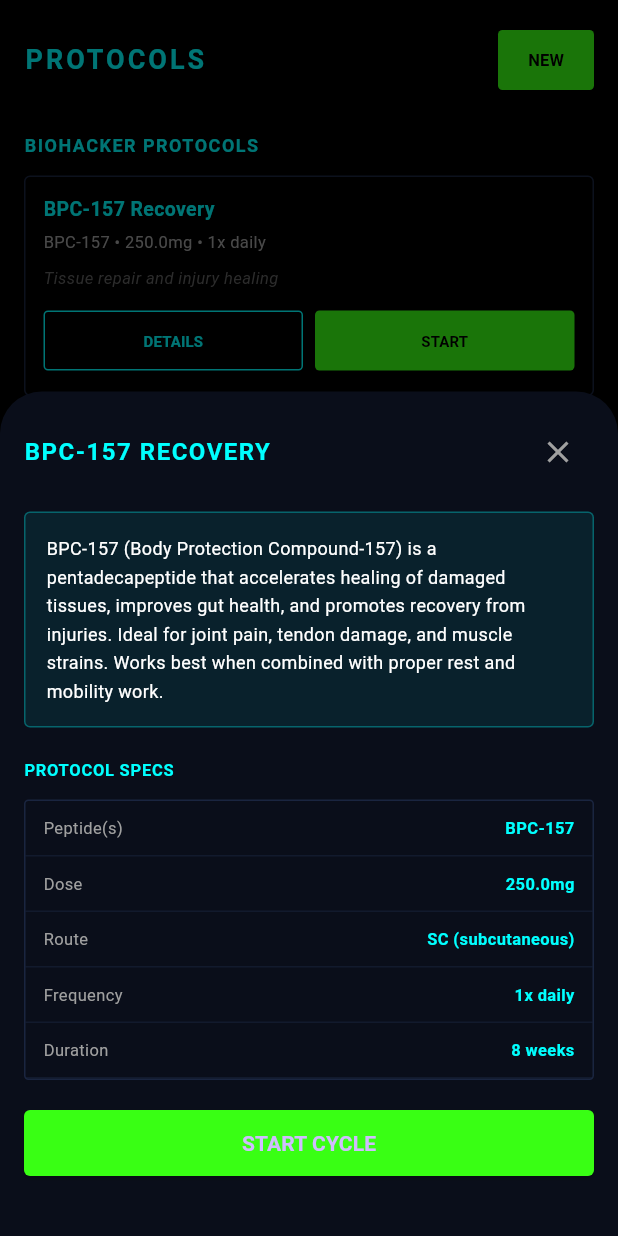
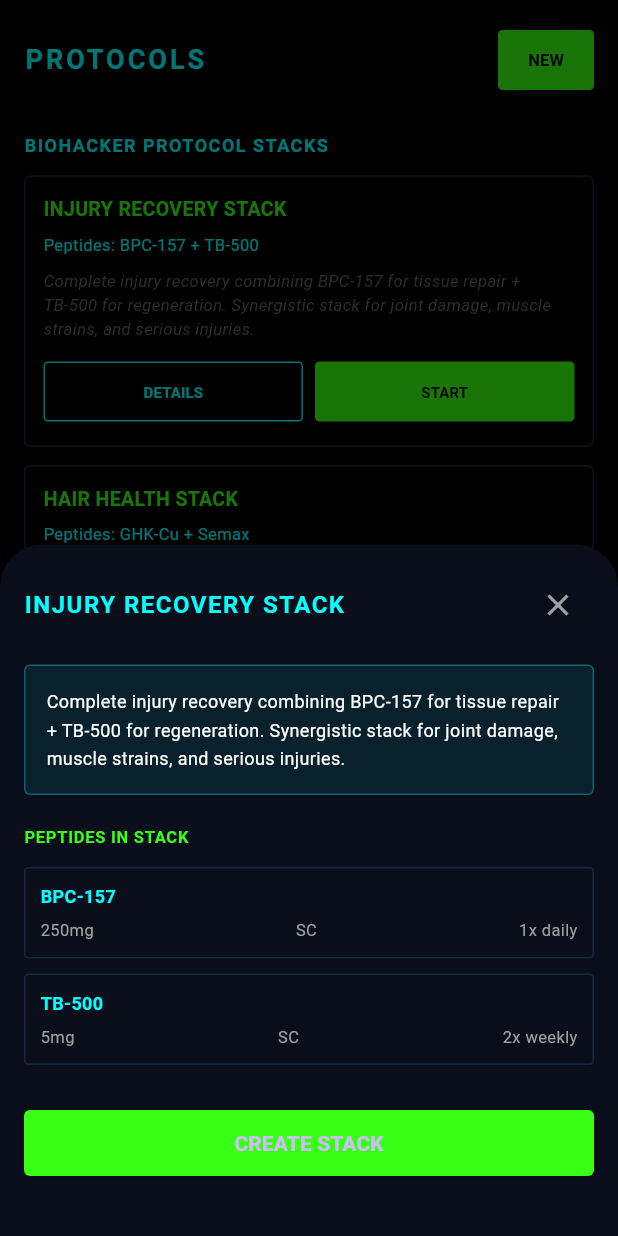
Before and after one commit to Wintermute8426/biohacker-flutter, a Flutter app: the screen it shows once a user with an empty profile is signed in, item 4 of the bottom bar chosen, after a tap on "DETAILS", on a phone screen of 412 x 824 dp. Run offline on Flutter 3.47's test engine with Material 3 defaults, Android fonts, the phone set to English and light mode, and no system bars; our stand-ins replace supabase_flutter; accounts and stored records are empty.

Commit message:
Feature: Redesign protocols as peptide stacks - 5 complete stacks (injury recovery, hair health, longevity, preventative, skin recovery), each with multiple peptides

```diff
--- a/lib/screens/protocols_screen.dart
+++ b/lib/screens/protocols_screen.dart
@@ -18,129 +18,56 @@ class _ProtocolsScreenState extends State<ProtocolsScreen> {
   List<ProtocolTemplate> communityProtocols = [];
   bool isLoading = true;
 
-  // Biohacker official protocols with detailed descriptions
-  final Map<String, String> protocolDetails = {
-    'bh-bpc157': 'BPC-157 (Body Protection Compound-157) is a pentadecapeptide that accelerates healing of damaged tissues, improves gut health, and promotes recovery from injuries. Ideal for joint pain, tendon damage, and muscle strains. Works best when combined with proper rest and mobility work.',
-    'bh-tb500': 'Thymosin Beta-4 (TB-500) is a naturally occurring peptide that promotes tissue repair and regeneration. Excellent for muscle recovery, wound healing, and joint support. Can be stacked with BPC-157 for synergistic effects.',
-    'bh-ghkcu': 'GHK-Cu (Copper Tripeptide) stimulates collagen synthesis and skin regeneration. Ideal for hair growth, skin elasticity, and anti-aging. Can be used topically or systemically for enhanced results.',
-    'bh-epitalon': 'Epitalon is a pineal peptide that activates telomerase and extends telomere length. Promotes cellular rejuvenation, improves sleep quality, and supports immune function. The ultimate longevity protocol.',
-    'bh-thymosin': 'Thymosin Alpha-1 enhances immune function and supports vaccine response. Essential for preventative health and immune optimization. Particularly useful during cold/flu season.',
-    'bh-full-recovery': 'Complete injury recovery protocol combining BPC-157 + TB-500 for maximum healing. Targets joint repair, muscle recovery, and tissue regeneration. 12-week protocol for serious injuries.',
-    'bh-hair-growth': 'Hair growth protocol using GHK-Cu + Semax. Stimulates follicle activation while improving scalp health and circulation. Best results over 12-16 weeks.',
-    'bh-longevity': 'Ultimate longevity stack: Epitalon for telomere extension + NAD+ for cellular energy + immune support. Comprehensive anti-aging protocol.',
-    'bh-immune-boost': 'Preventative immune protocol: Thymosin Alpha-1 + seasonal immune support. Strengthens immune defenses before illness onset.',
+  // Protocol stacks - each protocol contains multiple peptides
+  final Map<String, Map<String, dynamic>> protocolStacks = {
+    'bh-injury-recovery': {
+      'name': 'INJURY RECOVERY STACK',
+      'description': 'Complete injury recovery combining BPC-157 for tissue repair + TB-500 for regeneration. Synergistic stack for joint damage, muscle strains, and serious injuries.',
+      'peptides': [
+        {'name': 'BPC-157', 'dose': 250, 'route': 'SC', 'frequency': '1x daily', 'weeks': 12},
+        {'name': 'TB-500', 'dose': 5, 'route': 'SC', 'frequency': '2x weekly', 'weeks': 12},
+      ],
+    },
+    'bh-hair-health': {
+      'name': 'HAIR HEALTH STACK',
+      'description': 'Hair growth optimization combining GHK-Cu for collagen synthesis + Semax for follicle activation. Best results over 12-16 weeks with consistent use.',
+      'peptides': [
+        {'name': 'GHK-Cu', 'dose': 5, 'route': 'SC', 'frequency': '1x daily', 'weeks': 16},
+        {'name': 'Semax', 'dose': 5, 'route': 'Intranasal', 'frequency': '2x daily', 'weeks': 16},
+      ],
+    },
+    'bh-longevity': {
+      'name': 'LONGEVITY STACK',
+      'description': 'Ultimate anti-aging combining Epitalon for telomere extension + thymic peptides for immune support. Comprehensive cellular rejuvenation protocol.',
+      'peptides': [
+        {'name': 'Epitalon', 'dose': 1, 'route': 'SC', 'frequency': '1x daily', 'weeks': 12},
+        {'name': 'Thymosin Alpha-1', 'dose': 1.6, 'route': 'SC', 'frequency': '3x weekly', 'weeks': 12},
+      ],
+    },
+    'bh-preventative-health': {
+      'name': 'PREVENTATIVE HEALTH STACK',
+      'description': 'Proactive immune optimization for year-round wellness. Thymosin Alpha-1 strengthens immune defenses before illness onset. Use seasonally or continuously.',
+      'peptides': [
+        {'name': 'Thymosin Alpha-1', 'dose': 1.6, 'route': 'SC', 'frequency': '3x weekly', 'weeks': 10},
+      ],
+    },
+    'bh-skin-recovery': {
+      'name': 'SKIN RECOVERY STACK',
+      'description': 'Skin regeneration combining GHK-Cu for collagen + BPC-157 for tissue repair. Ideal for acne recovery, wound healing, and skin elasticity.',
+      'peptides': [
+        {'name': 'GHK-Cu', 'dose': 5, 'route': 'SC', 'frequency': '1x daily', 'weeks': 12},
+        {'name': 'BPC-157', 'dose': 250, 'route': 'SC', 'frequency': '1x daily', 'weeks': 12},
+      ],
+    },
   };
 
-  final List<ProtocolTemplate> biohackerProtocols = [
-    ProtocolTemplate(
-      id: 'bh-bpc157',
-      name: 'BPC-157 Recovery',
-      description: 'Tissue repair and injury healing',
-      peptideName: 'BPC-157',
-      dose: 250,
-      route: 'SC (subcutaneous)',
-      frequency: '1x daily',
-      durationWeeks: 8,
-      usageCount: 0,
-      isPublic: true,
-    ),
-    ProtocolTemplate(
-      id: 'bh-tb500',
-      name: 'TB-500 Healing',
-      description: 'Accelerated tissue and muscle recovery',
-      peptideName: 'TB-500',
-      dose: 5,
-      route: 'SC (subcutaneous)',
-      frequency: '2x weekly',
-      durationWeeks: 12,
-      usageCount: 0,
-      isPublic: true,
-    ),
-    ProtocolTemplate(
-      id: 'bh-ghkcu',
-      name: 'GHK-Cu Hair & Skin',
-      description: 'Collagen synthesis for hair and skin regeneration',
-      peptideName: 'GHK-Cu',
-      dose: 5,
-      route: 'SC (subcutaneous)',
-      frequency: '1x daily',
-      durationWeeks: 12,
-      usageCount: 0,
-      isPublic: true,
-    ),
-    ProtocolTemplate(
-      id: 'bh-epitalon',
-      name: 'Epitalon Longevity',
-      description: 'Telomere extension and cellular rejuvenation',
-      peptideName: 'Epitalon',
-      dose: 1,
-      route: 'SC (subcutaneous)',
-      frequency: '1x daily',
-      durationWeeks: 10,
-      usageCount: 0,
-      isPublic: true,
-    ),
-    ProtocolTemplate(
-      id: 'bh-thymosin',
-      name: 'Thymosin Alpha-1 Immune',
-      description: 'Preventative immune optimization',
-      peptideName: 'Thymosin Alpha-1',
-      dose: 1.6,
-      route: 'SC (subcutaneous)',
-      frequency: '3x weekly',
-      durationWeeks: 8,
-      usageCount: 0,
-      isPublic: true,
-    ),
-    ProtocolTemplate(
-      id: 'bh-full-recovery',
-      name: 'STACK: Complete Injury Recovery',
-      description: 'BPC-157 + TB-500 for maximum healing potential',
-      peptideName: 'BPC-157 + TB-500',
-      dose: 250,
-      route: 'SC (subcutaneous)',
-      frequency: '1x daily + 2x weekly',
-      durationWeeks: 12,
-      usageCount: 0,
-      isPublic: true,
-    ),
-    ProtocolTemplate(
-      id: 'bh-hair-growth',
-      name: 'STACK: Hair Growth Protocol',
-      description: 'GHK-Cu + Semax for follicle activation',
-      peptideName: 'GHK-Cu + Semax',
-      dose: 5,
-      route: 'SC + Intranasal',
-      frequency: '1x daily',
-      durationWeeks: 16,
-      usageCount: 0,
-      isPublic: true,
-    ),
-    ProtocolTemplate(
-      id: 'bh-longevity',
-      name: 'STACK: Ultimate Longevity',
-      description: 'Epitalon for telomeres + NAD+ for energy',
-      peptideName: 'Epitalon',
-      dose: 1,
-      route: 'SC (subcutaneous)',
-      frequency: '1x daily',
-      durationWeeks: 12,
-      usageCount: 0,
-      isPublic: true,
-    ),
-    ProtocolTemplate(
-      id: 'bh-immune-boost',
-      name: 'Preventative Immune Protocol',
-      description: 'Strengthen defenses before illness onset',
-      peptideName: 'Thymosin Alpha-1',
-      dose: 1.6,
-      route: 'SC (subcutaneous)',
-      frequency: '3x weekly',
-      durationWeeks: 8,
-      usageCount: 0,
-      isPublic: true,
-    ),
-  ];
+  // Convert protocol stacks to display format
+  List<Map<String, dynamic>> getBiohackerProtocols() {
+    return protocolStacks.entries.map((e) => {
+      'id': e.key,
+      ...e.value,
+    }).toList();
+  }
 
   @override
   void initState() {
@@ -431,8 +358,8 @@ class _ProtocolsScreenState extends State<ProtocolsScreen> {
     );
   }
 
-  void _showProtocolDetail(ProtocolTemplate protocol) {
-    final detail = protocolDetails[protocol.id] ?? protocol.description ?? 'No details available.';
+  void _showStackDetail(Map<String, dynamic> stack) {
+    final peptides = stack['peptides'] as List<dynamic>;
 
     showModalBottomSheet(
       context: context,
@@ -454,7 +381,7 @@ class _ProtocolsScreenState extends State<ProtocolsScreen> {
               children: [
                 Expanded(
                   child: Text(
-                    protocol.name.toUpperCase(),
+                    (stack['name'] as String).toUpperCase(),
                     style: TextStyle(
                       color: AppColors.primary,
                       fontSize: 16,
@@ -472,7 +399,7 @@ class _ProtocolsScreenState extends State<ProtocolsScreen> {
             ),
             const SizedBox(height: 16),
 
-            // Protocol details
+            // Stack description
             Container(
               padding: const EdgeInsets.all(14),
               decoration: BoxDecoration(
@@ -481,7 +408,7 @@ class _ProtocolsScreenState extends State<ProtocolsScreen> {
                 borderRadius: BorderRadius.circular(4),
               ),
               child: Text(
-                detail,
+                stack['description'] as String,
                 style: TextStyle(
                   color: AppColors.textLight,
                   fontSize: 12,
@@ -491,32 +418,50 @@ class _ProtocolsScreenState extends State<ProtocolsScreen> {
             ),
             const SizedBox(height: 20),
 
-            // Specs
+            // Peptides in stack
             Text(
-              'PROTOCOL SPECS',
+              'PEPTIDES IN STACK',
               style: TextStyle(
-                color: AppColors.primary,
+                color: AppColors.accent,
                 fontSize: 11,
                 fontWeight: FontWeight.bold,
                 letterSpacing: 0.5,
               ),
             ),
             const SizedBox(height: 12),
-            Container(
+            ...peptides.map((pep) {
+              final peptide = pep as Map<String, dynamic>;
+              return Container(
+                margin: const EdgeInsets.only(bottom: 10),
+                padding: const EdgeInsets.all(10),
                 decoration: BoxDecoration(
                   border: Border.all(color: AppColors.border),
                   borderRadius: BorderRadius.circular(3),
                 ),
                 child: Column(
+                  crossAxisAlignment: CrossAxisAlignment.start,
                   children: [
-                  _buildSpecRow('Peptide(s)', protocol.peptideName),
-                  _buildSpecRow('Dose', '${protocol.dose}mg'),
-                  _buildSpecRow('Route', protocol.route),
-                  _buildSpecRow('Frequency', protocol.frequency),
-                  _buildSpecRow('Duration', '${protocol.durationWeeks} weeks'),
+                    Text(
+                      peptide['name'] as String,
+                      style: TextStyle(
+                        color: AppColors.primary,
+                        fontSize: 12,
+                        fontWeight: FontWeight.bold,
+                      ),
+                    ),
+                    const SizedBox(height: 6),
+                    Row(
+                      mainAxisAlignment: MainAxisAlignment.spaceBetween,
+                      children: [
+                        Text('${peptide['dose']}mg', style: TextStyle(color: AppColors.textMid, fontSize: 11)),
+                        Text(peptide['route'] as String, style: TextStyle(color: AppColors.textMid, fontSize: 11)),
+                        Text(peptide['frequency'] as String, style: TextStyle(color: AppColors.textMid, fontSize: 11)),
                       ],
                     ),
+                  ],
                 ),
+              );
+            }),
             const SizedBox(height: 20),
 
             // Start button
@@ -526,13 +471,18 @@ class _ProtocolsScreenState extends State<ProtocolsScreen> {
               child: ElevatedButton(
                 onPressed: () {
                   Navigator.pop(context);
-                  _showStartFromProtocolModal(protocol);
+                  ScaffoldMessenger.of(context).showSnackBar(
+                    SnackBar(
+                      content: Text('✓ Stack "${stack['name']}" — create individual cycles for each peptide'),
+                      backgroundColor: AppColors.primary,
+                    ),
+                  );
                 },
                 style: ElevatedButton.styleFrom(
                   backgroundColor: AppColors.accent,
                   shape: RoundedRectangleBorder(borderRadius: BorderRadius.circular(4)),
                 ),
-                child: const Text('START CYCLE', style: TextStyle(fontWeight: FontWeight.bold)),
+                child: const Text('CREATE STACK', style: TextStyle(fontWeight: FontWeight.bold)),
               ),
             ),
             const SizedBox(height: 20),
@@ -542,33 +492,94 @@ class _ProtocolsScreenState extends State<ProtocolsScreen> {
     );
   }
 
-  Widget _buildSpecRow(String label, String value) {
-    return Container(
-      padding: const EdgeInsets.symmetric(horizontal: 12, vertical: 10),
+  void _showProtocolDetail(ProtocolTemplate protocol) {
+    _showStackDetail({});
+  }
+
+  Widget _buildStackCard(Map<String, dynamic> stack) {
+    final peptides = stack['peptides'] as List<dynamic>;
+    final peptideNames = peptides.map((p) => (p as Map<String, dynamic>)['name']).join(' + ');
+
+    return GestureDetector(
+      onTap: () => _showStackDetail(stack),
+      child: Container(
+        margin: const EdgeInsets.only(bottom: 12),
+        padding: const EdgeInsets.all(12),
         decoration: BoxDecoration(
-        border: Border(
-          bottom: BorderSide(color: AppColors.border.withOpacity(0.5)),
+          border: Border.all(color: AppColors.border),
+          borderRadius: BorderRadius.circular(4),
+        ),
+        child: Column(
+          crossAxisAlignment: CrossAxisAlignment.start,
+          children: [
+            Text(
+              stack['name'] as String,
+              style: TextStyle(
+                color: AppColors.accent,
+                fontSize: 13,
+                fontWeight: FontWeight.bold,
               ),
             ),
-      child: Row(
-        mainAxisAlignment: MainAxisAlignment.spaceBetween,
-        children: [
+            const SizedBox(height: 6),
             Text(
-            label,
+              'Peptides: $peptideNames',
               style: TextStyle(
-              color: AppColors.textMid,
+                color: AppColors.primary,
                 fontSize: 11,
               ),
             ),
+            const SizedBox(height: 8),
             Text(
-            value,
+              stack['description'] as String,
+              style: TextStyle(
+                color: AppColors.textDim,
+                fontSize: 11,
+                fontStyle: FontStyle.italic,
+              ),
+            ),
+            const SizedBox(height: 10),
+            Row(
+              mainAxisAlignment: MainAxisAlignment.spaceBetween,
+              children: [
+                Expanded(
+                  child: OutlinedButton(
+                    onPressed: () => _showStackDetail(stack),
+                    style: OutlinedButton.styleFrom(
+                      side: BorderSide(color: AppColors.primary),
+                      shape: RoundedRectangleBorder(borderRadius: BorderRadius.circular(3)),
+                    ),
+                    child: Text(
+                      'DETAILS',
                       style: TextStyle(
                         color: AppColors.primary,
-              fontSize: 11,
+                        fontSize: 10,
                         fontWeight: FontWeight.bold,
                       ),
                     ),
+                  ),
+                ),
+                const SizedBox(width: 8),
+                Expanded(
+                  child: ElevatedButton(
+                    onPressed: () => _showStackDetail(stack),
+                    style: ElevatedButton.styleFrom(
+                      backgroundColor: AppColors.accent,
+                      shape: RoundedRectangleBorder(borderRadius: BorderRadius.circular(3)),
+                    ),
+                    child: Text(
+                      'START',
+                      style: TextStyle(
+                        color: AppColors.background,
+                        fontSize: 10,
+                        fontWeight: FontWeight.bold,
+                      ),
+                    ),
+                  ),
+                ),
               ],
+            ),
+          ],
+        ),
       ),
     );
   }
@@ -733,9 +744,9 @@ class _ProtocolsScreenState extends State<ProtocolsScreen> {
               Column(
                 crossAxisAlignment: CrossAxisAlignment.start,
                 children: [
-                  // Biohacker Protocols
+                  // Biohacker Protocols (Stacks)
                   Text(
-                    'BIOHACKER PROTOCOLS',
+                    'BIOHACKER PROTOCOL STACKS',
                     style: TextStyle(
                       color: AppColors.primary,
                       fontSize: 12,
@@ -744,7 +755,7 @@ class _ProtocolsScreenState extends State<ProtocolsScreen> {
                     ),
                   ),
                   const SizedBox(height: 12),
-                  ...biohackerProtocols.map((protocol) => _buildProtocolCard(protocol)),
+                  ...getBiohackerProtocols().map((stack) => _buildStackCard(stack)),
                   const SizedBox(height: 24),
 
                   // My Protocols
```
Lines whose indentation alone changed are shown as unchanged.
